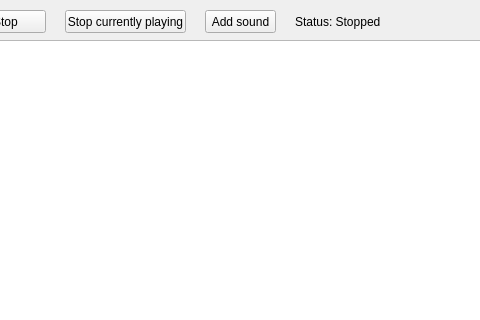
thecommonpigeon/hourofsilence, file mainwindow.ui: the form before one commit; both pictures show x 145 to 625 and y 0 to 320 of the 800 by 600 pixel window.
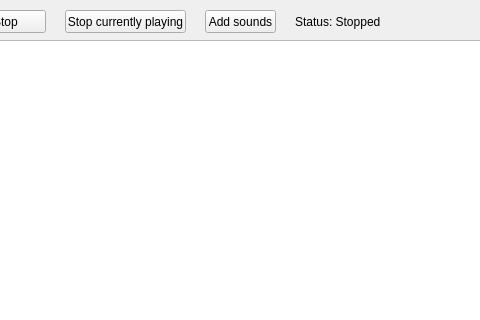
The form after the commit.

Commit message: Added option to open multiple files simultaneously

```diff
--- a/mainwindow.ui
+++ b/mainwindow.ui
@@ -71,7 +71,7 @@
      </rect>
     </property>
     <property name="text">
-     <string>Add sound</string>
+     <string>Add sounds</string>
     </property>
    </widget>
    <widget class="QPushButton" name="pushButtonStart">
```
The commit also changes 1 other file.
